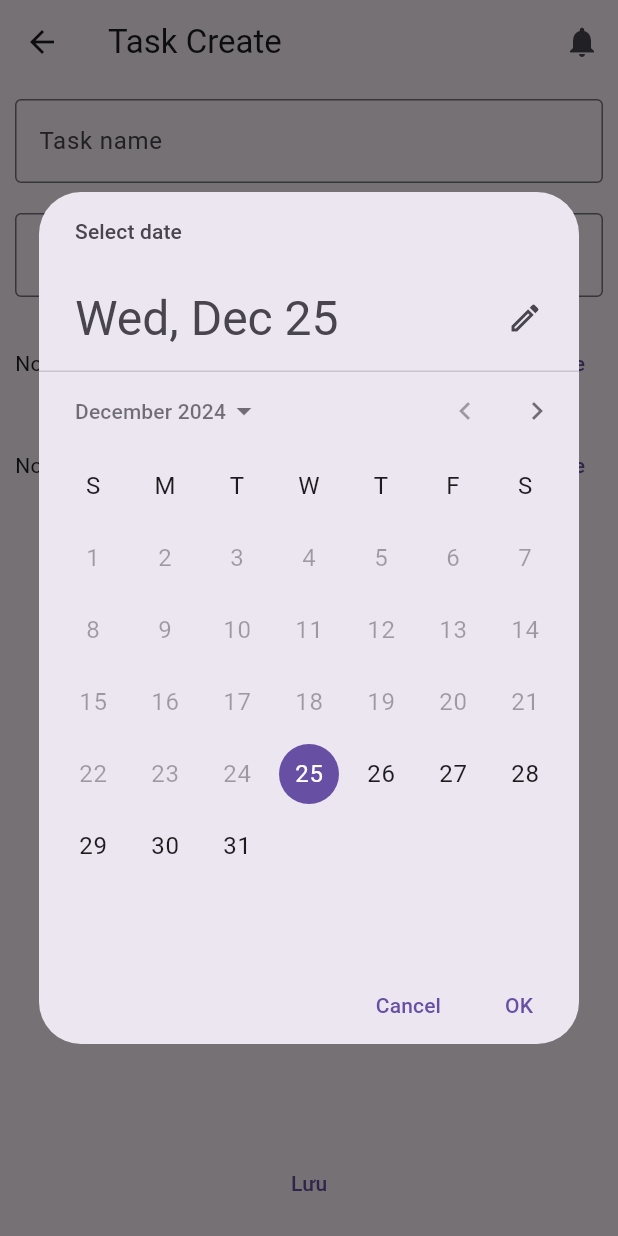
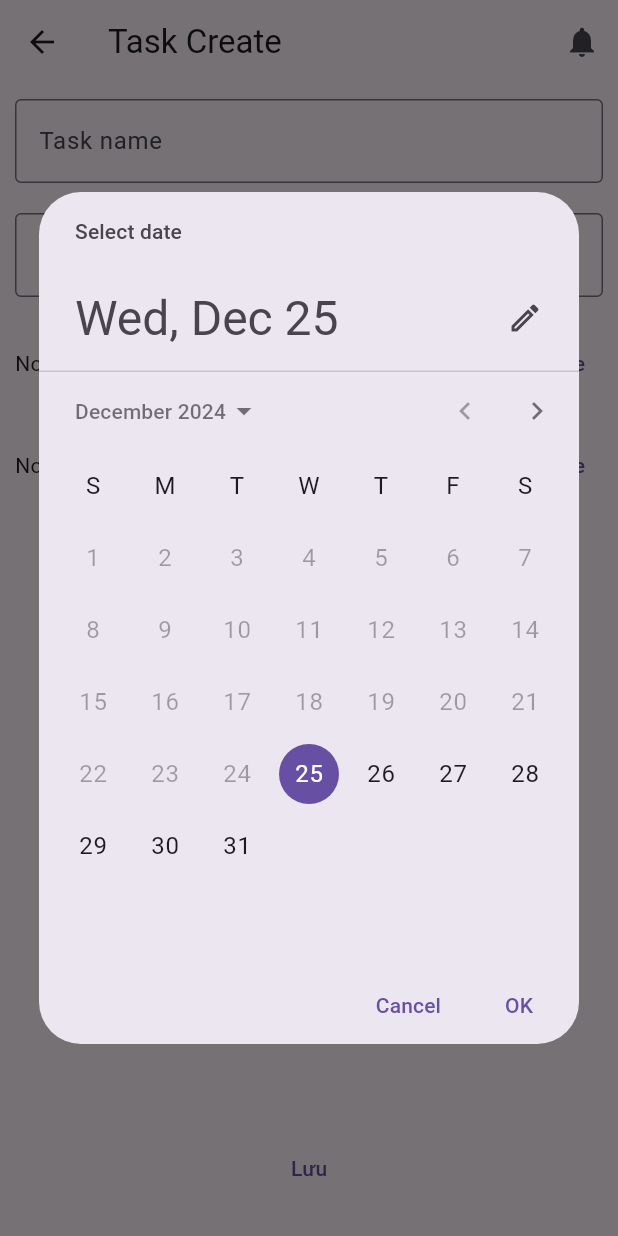
Before and after one commit to PhatHuuPham/task_manager, a Flutter app: the TaskCreatePage screen opened directly, after a tap on "Choose Date", on a phone screen of 412 x 824 dp. Run offline on Flutter 3.47's test engine with Material 3 defaults, Android fonts, the phone set to English and light mode, and no system bars; our stand-ins replace firebase_core; accounts and stored records are empty.

Commit message:
sửa hiệu ứng cuộn

```diff
--- a/lib/features/task_manager/presentation/srceen/task_create.dart
+++ b/lib/features/task_manager/presentation/srceen/task_create.dart
@@ -1,5 +1,6 @@
 import 'package:flutter/material.dart';
 import 'package:intl/intl.dart';
+// import 'package:task_manager/features/task_manager/presentation/srceen/folder_list.dart';
 
 class TaskCreatePage extends StatefulWidget {
   const TaskCreatePage({super.key});
@@ -47,7 +48,6 @@ class _TaskCreatePageState extends State<TaskCreatePage> {
     return Scaffold(
       appBar: AppBar(
         title: const Text("Task Create"),
-          // automaticallyImplyLeading: false,
         actions: [
           IconButton(
             icon: const Icon(Icons.notifications),
@@ -57,10 +57,10 @@ class _TaskCreatePageState extends State<TaskCreatePage> {
           ),
         ],
       ),
-        body: Stack(
+      body: Column(
         children: [
-            SingleChildScrollView(
-              padding: const EdgeInsets.only(bottom: 1000),
+          Expanded(
+            child: SingleChildScrollView(
               child: Column(
                 children: [
                   Container(
@@ -77,7 +77,7 @@ class _TaskCreatePageState extends State<TaskCreatePage> {
                     child: const TextField(
                       decoration: InputDecoration(
                         border: OutlineInputBorder(),
-                        labelText: 'Task description',
+                        labelText: 'Task folder',
                       ),
                     ),
                   ),
@@ -89,7 +89,7 @@ class _TaskCreatePageState extends State<TaskCreatePage> {
                           child: Text(
                             _selectedDate == null
                                 ? 'No Date Chosen!'
-                                : 'Picked Date: ${DateFormat.yMd().format(_selectedDate!)}',
+                                : ' ${DateFormat.yMd().format(_selectedDate!)}',
                           ),
                         ),
                         TextButton(
@@ -107,7 +107,7 @@ class _TaskCreatePageState extends State<TaskCreatePage> {
                           child: Text(
                             _selectedTime == null
                                 ? 'No Time Chosen!'
-                                : 'Picked Time: ${_selectedTime!.format(context)}',
+                                : ' ${_selectedTime!.format(context)}',
                           ),
                         ),
                         TextButton(
@@ -117,13 +117,28 @@ class _TaskCreatePageState extends State<TaskCreatePage> {
                       ],
                     ),
                   ),
+                  // Container(
+                  //   padding: const EdgeInsets.all(10),
+                  //   child: TextButton(
+                  //     onPressed: () => {
+                  //       Navigator.push(
+                  //         context,
+                  //         MaterialPageRoute(
+                  //           builder: (context) => const FolderListPage(),
+                  //         ),
+                  //       ),
+                  //     },
+                  //     child: const Text('Choose Folder'),
+                  //   ),
+                  // ),
                 ],
               ),
             ),
-            Positioned(
-              bottom: 0,
-              left: 0,
-              right: 0,
+          ),
+          Container(
+            padding: EdgeInsets.only(
+              bottom: MediaQuery.of(context).viewInsets.bottom + 10,
+            ),
             child: Row(
               mainAxisAlignment: MainAxisAlignment.spaceEvenly,
               children: [
@@ -142,8 +157,9 @@ class _TaskCreatePageState extends State<TaskCreatePage> {
                 ),
               ],
             ),
-            )
+          ),
         ],
-        ));
+      ),
+    );
   }
 }
```
Also changed, not shown: lib/features/task_manager/presentation/srceen/folder_list.dart (added, +40 -0 lines), lib/features/task_manager/presentation/srceen/folder_create.dart (added). Lines whose indentation alone changed are shown as unchanged.
